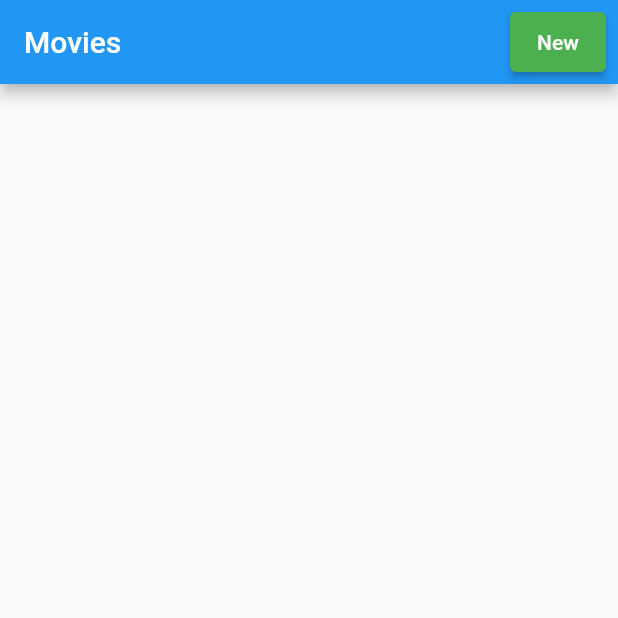
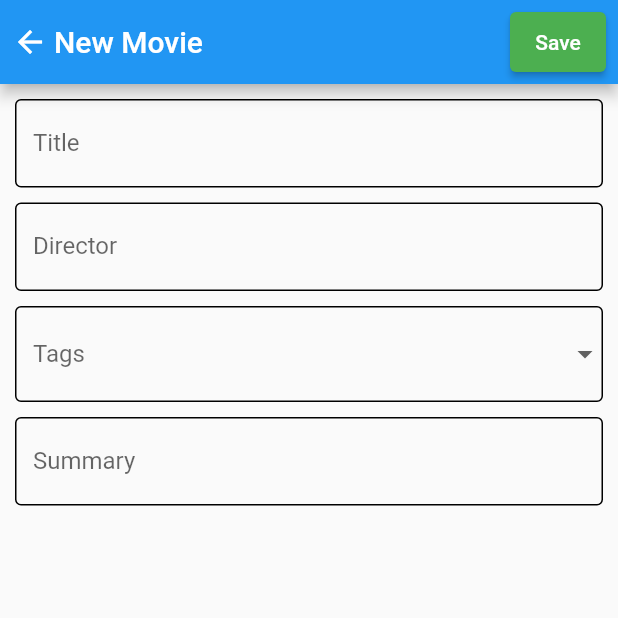
Before and after one commit to Hendi-arch/movie-app-mobx, a Flutter app: the screen it shows after launch, after a tap on "New", on a phone screen of 412 x 824 dp, the top half of it. Run offline on Flutter 3.47's test engine with Material 2 defaults, Android fonts, the phone set to English and light mode, and no system bars; our stand-ins replace auto_route, flutter_mobx, get_it, mobx; generated files the repository leaves out were written again.

Commit message:
building UI

```diff
--- a/lib/app/app.dart
+++ b/lib/app/app.dart
@@ -2,6 +2,7 @@ import 'package:auto_route/auto_route.dart';
 import 'package:flutter/material.dart';
 import 'package:movie_app_test/app/app_locator.dart';
 import 'package:movie_app_test/app/app_router.gr.dart';
+import 'package:movie_app_test/app/route_observer.dart';
 
 class App extends StatelessWidget {
   final _appRouter = locator<AppRouter>();
@@ -9,7 +10,10 @@ class App extends StatelessWidget {
   @override
   Widget build(BuildContext context) {
     return MaterialApp.router(
-      routerDelegate: AutoRouterDelegate(_appRouter),
+      routerDelegate: AutoRouterDelegate(
+        _appRouter,
+        navigatorObservers: () => [routeObserver],
+      ),
       routeInformationParser: _appRouter.defaultRouteParser(),
       title: 'Flutter Demo',
       theme: ThemeData(
--- a/lib/app/app_router.dart
+++ b/lib/app/app_router.dart
@@ -2,13 +2,15 @@ import 'package:auto_route/annotations.dart';
 
 // paths
 import 'package:movie_app_test/app/paths.dart';
+import 'package:movie_app_test/views/inside/movie/content/movie_detail.dart';
 
 // views
-import 'package:movie_app_test/view/inside/home/home_view.dart';
+import 'package:movie_app_test/views/inside/movie/movie_view.dart';
 
 @AdaptiveAutoRouter(
   routes: <AutoRoute>[
-    AutoRoute(path: home, initial: true, page: HomeView),
+    AutoRoute(path: movie, initial: true, page: MovieView),
+    AutoRoute(path: movieDetail, page: MovieDetail),
   ],
 )
 class $AppRouter {}
--- a/lib/app/paths.dart
+++ b/lib/app/paths.dart
@@ -1,2 +1,3 @@
 // define all your path routes here
-const home = '/';
+const movie = '/';
+const movieDetail = 'movie_detail';
--- /dev/null
+++ b/lib/app/route_observer.dart
@@ -0,0 +1,3 @@
+import 'package:flutter/widgets.dart';
+
+final RouteObserver<PageRoute> routeObserver = RouteObserver<PageRoute>();
--- a/lib/core/constant/enums.dart
+++ b/lib/core/constant/enums.dart
@@ -1 +1,2 @@
 enum MovieTags { action, comedy, fantasy, horror, fciFi }
+enum AppState { add, update }
--- a/lib/core/models/movie_model.dart
+++ b/lib/core/models/movie_model.dart
@@ -7,9 +7,9 @@ class MovieModel {
 
   MovieModel({
     required this.id,
-    this.title,
-    this.director,
-    this.summary,
+    required this.title,
+    required this.director,
+    required this.summary,
     required this.tags,
   });
 }
--- /dev/null
+++ b/lib/core/viewmodels/movie/movie_viewmodel.dart
@@ -0,0 +1,34 @@
+import 'package:mobx/mobx.dart';
+import 'package:movie_app_test/app/app_locator.dart';
+import 'package:movie_app_test/app/app_router.gr.dart';
+import 'package:movie_app_test/app/paths.dart';
+import 'package:movie_app_test/core/constant/enums.dart';
+import 'package:movie_app_test/core/models/movie_model.dart';
+
+part 'movie_viewmodel.g.dart';
+
+class MovieViewModel = _MovieViewModel with _$MovieViewModel;
+
+abstract class _MovieViewModel with Store {
+  static final _appRouter = locator<AppRouter>();
+
+  @observable
+  ObservableList<MovieModel> movies = ObservableList<MovieModel>();
+
+  @action
+  void addMovie() {}
+
+  @action
+  void updateMovie() {}
+
+  @action
+  void deleteMovie() {}
+
+  void onAddNewMovie() {
+    _appRouter.push(MovieDetailRoute(appState: AppState.add));
+  }
+
+  void onTapMovie() {
+    _appRouter.push(MovieDetailRoute(appState: AppState.update));
+  }
+}
--- a/lib/view/inside/home/home_view.dart
+++ /dev/null
@@ -1,22 +0,0 @@
-import 'package:flutter/material.dart';
-import 'package:movie_app_test/view/widgets/button_widget.dart';
-
-class HomeView extends StatelessWidget {
-  const HomeView({Key? key}) : super(key: key);
-
-  @override
-  Widget build(BuildContext context) {
-    return Scaffold(
-      appBar: AppBar(
-        centerTitle: false,
-        title: Text('Movies'),
-        actions: [
-          ButtonWidget(
-            onPressed: () {},
-            caption: 'New',
-          ),
-        ],
-      ),
-    );
-  }
-}
--- /dev/null
+++ b/lib/views/inside/movie/content/movie_detail.dart
@@ -0,0 +1,85 @@
+import 'package:flutter/material.dart';
+import 'package:movie_app_test/core/constant/enums.dart';
+import 'package:movie_app_test/views/inside/movie/local_widgets/movie_drop_down_field.dart';
+import 'package:movie_app_test/views/inside/movie/local_widgets/movie_form_field.dart';
+import 'package:movie_app_test/views/widgets/button_widget.dart';
+import 'package:movie_app_test/views/widgets/spacer_widget.dart';
+
+class MovieDetail extends StatefulWidget {
+  final AppState appState;
+  const MovieDetail({Key? key, required this.appState}) : super(key: key);
+
+  @override
+  _MovieDetailState createState() => _MovieDetailState();
+}
+
+class _MovieDetailState extends State<MovieDetail> {
+  // holding data state for save
+  String selectedTags = '';
+  final TextEditingController titleController = TextEditingController();
+  final TextEditingController directorController = TextEditingController();
+  final TextEditingController summaryController = TextEditingController();
+
+  @override
+  Widget build(BuildContext context) {
+    final size = MediaQuery.of(context).size;
+
+    return GestureDetector(
+      onTap: () {
+        if (!FocusScope.of(context).hasPrimaryFocus) FocusScope.of(context).unfocus();
+      },
+      child: Scaffold(
+        appBar: AppBar(
+          centerTitle: false,
+          leadingWidth: 20,
+          title: Text(
+            widget.appState != AppState.add ? 'Update Movie' : 'New Movie',
+          ),
+          actions: [
+            if (widget.appState != AppState.add) ...[
+              ButtonWidget(
+                onPressed: () {},
+                caption: 'Update',
+              ),
+              ButtonWidget(
+                onPressed: () {},
+                caption: 'Delete',
+              )
+            ] else
+              ButtonWidget(
+                onPressed: () {},
+                caption: 'Save',
+              ),
+          ],
+        ),
+        body: Container(
+          width: size.width,
+          height: size.height,
+          child: SingleChildScrollView(
+            padding: const EdgeInsets.symmetric(horizontal: 10),
+            scrollDirection: Axis.vertical,
+            child: Column(
+              children: [
+                SpacerWidget(),
+                MovieFormField(
+                  label: 'Title',
+                  textEditingController: titleController,
+                ),
+                SpacerWidget(),
+                MovieFormField(label: 'Director', textEditingController: directorController),
+                SpacerWidget(),
+                MovieDropDownField(),
+                SpacerWidget(),
+                MovieFormField(
+                  label: 'Summary',
+                  maxLines: null,
+                  textEditingController: summaryController,
+                ),
+              ],
+            ),
+          ),
+        ),
+      ),
+    );
+  }
+}
--- /dev/null
+++ b/lib/views/inside/movie/local_widgets/movie_drop_down_field.dart
@@ -0,0 +1,55 @@
+import 'package:flutter/material.dart';
+
+class MovieDropDownField extends StatelessWidget {
+  const MovieDropDownField({Key? key}) : super(key: key);
+
+  @override
+  Widget build(BuildContext context) {
+    return DropdownButtonFormField<String?>(
+      onChanged: (value) {},
+      items: <DropdownMenuItem<String?>>[
+        DropdownMenuItem(
+          child: Text('Action'),
+          value: 'Action',
+        ),
+        DropdownMenuItem(
+          child: Text('Comedy'),
+          value: 'Comedy',
+        ),
+        DropdownMenuItem(
+          child: Text('Fantasy'),
+          value: 'Fantasy',
+        ),
+        DropdownMenuItem(
+          child: Text('Horror'),
+          value: 'Horror',
+        ),
+        DropdownMenuItem(
+          child: Text('Sci-Fi'),
+          value: 'Sci-Fi',
+        ),
+      ],
+      decoration: InputDecoration(
+        labelText: 'Tags',
+        focusedBorder: OutlineInputBorder(
+          borderSide: BorderSide(
+            color: Colors.blueAccent,
+            width: 1.0,
+          ),
+        ),
+        enabledBorder: OutlineInputBorder(
+          borderSide: BorderSide(
+            color: Colors.black,
+            width: 1.0,
+          ),
+        ),
+        errorBorder: OutlineInputBorder(
+          borderSide: BorderSide(
+            color: Colors.red,
+            width: 1.0,
+          ),
+        ),
+      ),
+    );
+  }
+}
--- /dev/null
+++ b/lib/views/inside/movie/local_widgets/movie_form_field.dart
@@ -0,0 +1,37 @@
+import 'package:flutter/material.dart';
+
+class MovieFormField extends StatelessWidget {
+  final String label;
+  final int? maxLines;
+  final TextEditingController textEditingController;
+  const MovieFormField({Key? key, required this.label, this.maxLines = 1, required this.textEditingController}) : super(key: key);
+
+  @override
+  Widget build(BuildContext context) {
+    return TextFormField(
+      maxLines: maxLines,
+      controller: textEditingController,
+      decoration: InputDecoration(
+        labelText: label,
+        focusedBorder: OutlineInputBorder(
+          borderSide: BorderSide(
+            color: Colors.blueAccent,
+            width: 1.0,
+          ),
+        ),
+        enabledBorder: OutlineInputBorder(
+          borderSide: BorderSide(
+            color: Colors.black,
+            width: 1.0,
+          ),
+        ),
+        errorBorder: OutlineInputBorder(
+          borderSide: BorderSide(
+            color: Colors.red,
+            width: 1.0,
+          ),
+        ),
+      ),
+    );
+  }
+}
--- /dev/null
+++ b/lib/views/inside/movie/local_widgets/movie_list.dart
@@ -0,0 +1,52 @@
+import 'package:flutter/material.dart';
+import 'package:flutter_mobx/flutter_mobx.dart';
+import 'package:movie_app_test/app/route_observer.dart';
+import 'package:movie_app_test/core/viewmodels/movie/movie_viewmodel.dart';
+
+class MovieList extends StatefulWidget {
+  MovieList({Key? key}) : super(key: key);
+
+  @override
+  _MovieListState createState() => _MovieListState();
+}
+
+class _MovieListState extends State<MovieList> with RouteAware {
+  final _viewModel = MovieViewModel();
+
+  @override
+  void dispose() {
+    routeObserver.unsubscribe(this);
+    super.dispose();
+  }
+
+  @override
+  void didChangeDependencies() {
+    routeObserver.subscribe(this, ModalRoute.of(context) as PageRoute);
+    super.didChangeDependencies();
+  }
+
+  @override
+  void didPopNext() {
+    // TODO: implement didPopNext
+    super.didPopNext();
+  }
+
+  @override
+  Widget build(BuildContext context) {
+    return Observer(
+      builder: (context) {
+        return ListView.separated(
+          itemBuilder: (context, index) {
+            return ListTile(
+              onTap: _viewModel.addMovie,
+              title: Text(_viewModel.movies[index].title ?? ''),
+              subtitle: Text(_viewModel.movies[index].summary ?? ''),
+            );
+          },
+          separatorBuilder: (context, index) => Divider(color: Colors.black),
+          itemCount: _viewModel.movies.length,
+        );
+      },
+    );
+  }
+}
--- /dev/null
+++ b/lib/views/inside/movie/movie_view.dart
@@ -0,0 +1,27 @@
+import 'package:flutter/material.dart';
+import 'package:movie_app_test/core/viewmodels/movie/movie_viewmodel.dart';
+import 'package:movie_app_test/views/inside/movie/local_widgets/movie_list.dart';
+import 'package:movie_app_test/views/widgets/button_widget.dart';
+
+class MovieView extends StatelessWidget {
+  MovieView({Key? key}) : super(key: key);
+
+  final _viewModel = MovieViewModel();
+
+  @override
+  Widget build(BuildContext context) {
+    return Scaffold(
+      appBar: AppBar(
+        centerTitle: false,
+        title: Text('Movies'),
+        actions: [
+          ButtonWidget(
+            onPressed: _viewModel.onAddNewMovie,
+            caption: 'New',
+          ),
+        ],
+      ),
+      body: MovieList(),
+    );
+  }
+}
--- /dev/null
+++ b/lib/views/widgets/spacer_widget.dart
@@ -0,0 +1,9 @@
+import 'package:flutter/material.dart';
+
+class SpacerWidget extends StatelessWidget {
+  final double size;
+  const SpacerWidget({Key? key, this.size = 10}) : super(key: key);
+
+  @override
+  Widget build(_) => SizedBox(height: size, width: size);
+}
```
Also changed, not shown: lib/app/app_router.gr.dart, lib/core/viewmodels/movie/movie_viewmodel.g.dart (added), lib/views/widgets/button_widget.dart (renamed from lib/view/widgets/button_widget.dart).
